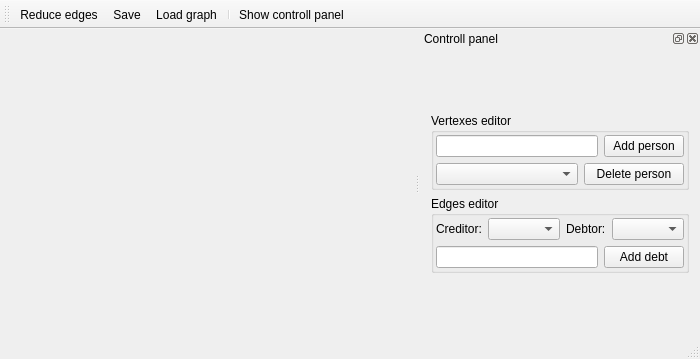
thesanone/MultiDiner, file src/mainwindow.ui: the form before one commit.
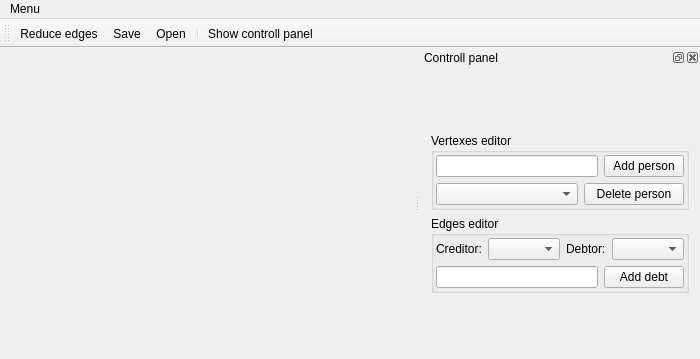
The form after the commit. Icons and pictures are not drawn.

```diff
--- a/src/mainwindow.ui
+++ b/src/mainwindow.ui
@@ -38,9 +38,18 @@
      <x>0</x>
      <y>0</y>
      <width>700</width>
-     <height>25</height>
+     <height>22</height>
     </rect>
    </property>
+   <widget class="QMenu" name="menuMenu">
+    <property name="title">
+     <string>Menu</string>
+    </property>
+    <addaction name="actionReduce_edges"/>
+    <addaction name="actionSave"/>
+    <addaction name="actionLoad_graph"/>
+   </widget>
+   <addaction name="menuMenu"/>
   </widget>
   <widget class="QToolBar" name="mainToolBar">
    <attribute name="toolBarArea">
@@ -55,7 +64,6 @@
    <addaction name="separator"/>
    <addaction name="actionShow_controll_panel"/>
   </widget>
-  <widget class="QStatusBar" name="statusBar"/>
   <widget class="QDockWidget" name="dockWidget_controll">
    <property name="windowTitle">
     <string>Controll panel</string>
@@ -249,7 +257,10 @@
   </action>
   <action name="actionLoad_graph">
    <property name="text">
-    <string>Load graph</string>
+    <string>Open</string>
+   </property>
+   <property name="shortcut">
+    <string>Ctrl+O</string>
    </property>
   </action>
  </widget>
```
Left out of the diff: 25 changed lines with no effect on the pictures.
